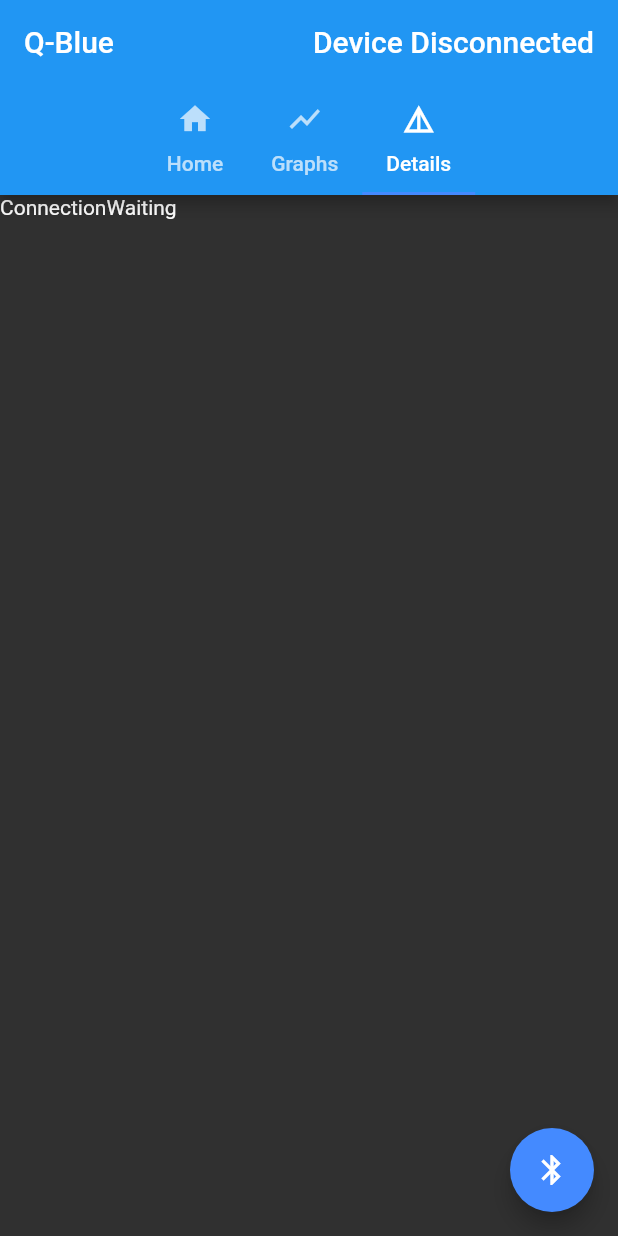
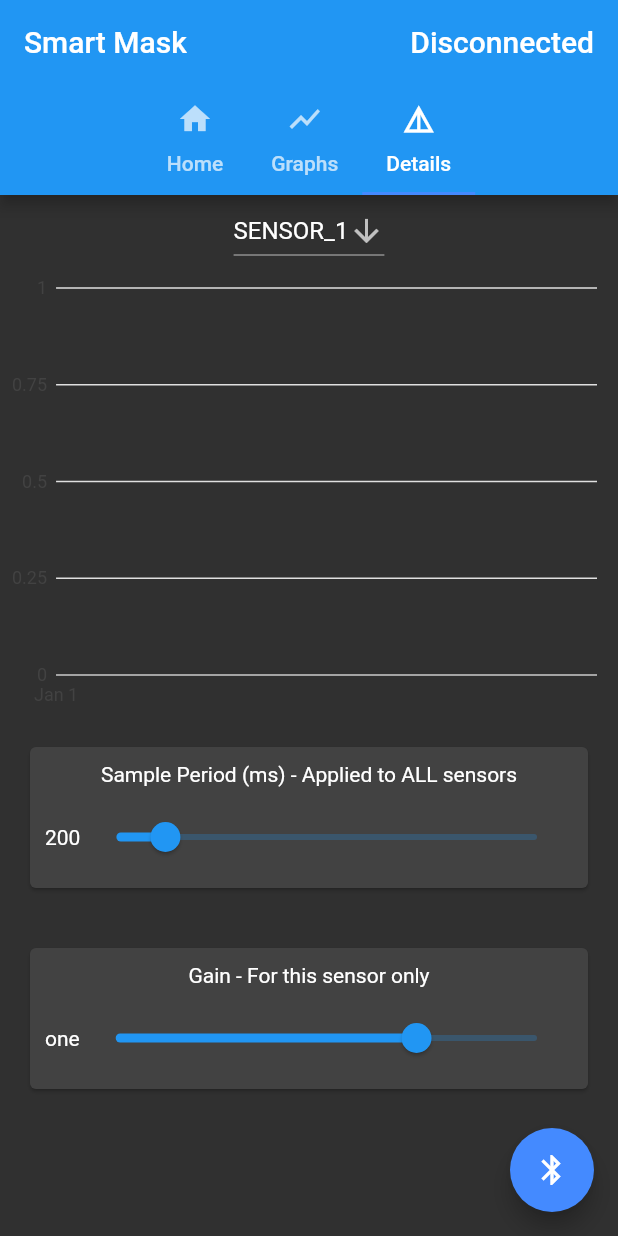
Before and after one commit to pseudoincorrect/Smart_mask, a Flutter app: the screen it shows after launch, tab 3 chosen, on a phone screen of 412 x 824 dp. Run offline on Flutter 3.47's test engine with Material 2 defaults, Android fonts, the phone set to English and light mode, and no system bars; our stand-ins replace charts_flutter, flutter_blue, rxdart, sqflite; accounts and stored records are empty.

Commit message:
added control Widgets

```diff
--- a/Mobile_app/smart_mask/lib/src/app.dart
+++ b/Mobile_app/smart_mask/lib/src/app.dart
@@ -69,16 +69,16 @@ class _TabControlState extends State<TabControl> {
         appBar: AppBar(
           title: Row(
             children: <Widget>[
-              const Text('Q-Blue'),
+              const Text('Smart Mask'),
               Expanded(child: Container()),
               StreamBuilder<bool>(
                 stream: bluetoothBloc.isConnected,
                 initialData: false,
                 builder: (BuildContext context, AsyncSnapshot snapshot) {
                   if (snapshot.data == true) {
-                    return Text("Device Connected");
+                    return Text("Connected");
                   }
-                  return Text("Device Disconnected");
+                  return Text("Disconnected");
                 },
               ),
             ],
--- a/Mobile_app/smart_mask/lib/src/logic/blocs/bluetooth/bluetooth_bloc.dart
+++ b/Mobile_app/smart_mask/lib/src/logic/blocs/bluetooth/bluetooth_bloc.dart
@@ -4,16 +4,29 @@
 //      contain the bluetooth state management for the app
 //      manage data stream (sensors, and notification)
 
+import 'dart:math';
+import 'dart:typed_data';
+
 import 'package:flutter_blue/flutter_blue.dart';
 import 'package:smart_mask/src/logic/database/models/sensor_model.dart';
+import 'package:smart_mask/src/logic/database/models/sensor_control_model.dart';
 import 'package:smart_mask/src/logic/repositories/sensor_data_repo.dart';
-import './smart_mask_services_const.dart' as servicesConst;
+import 'package:smart_mask/src/logic/blocs/bluetooth/smart_mask_services_const.dart'
+    as smsConst;
 
-final String sensorService = servicesConst.s["smartMaskService"]["UUID"];
-final String sensorCharactUUID =
-    servicesConst.s["smartMaskService"]["characteristics"]["sensors"]["UUID"];
+final String sensorService = smsConst.S["sensorMeasurementService"]["UUID"];
+
+final Map<String, Map<String, String>> valuesChars =
+    smsConst.S["sensorMeasurementService"]["characteristics"]["values"];
+
+final Map<String, Map<String, String>> controlChars =
+    smsConst.S["sensorMeasurementService"]["characteristics"]["control"];
 
 class BluetoothBloc {
+  int _sampleRateValue;
+  SensorGain _gainValue;
+
+  // Map<Sensor, SensorControl> _sensorControls;
   Stream<BluetoothState> _bluetoothState;
   SensorDataRepository _sensorDataRepository;
   Stream<bool> _isConnected;
@@ -23,6 +36,8 @@ class BluetoothBloc {
     _bluetoothState = FlutterBlue.instance.state;
     _isConnected =
         Stream.periodic(Duration(seconds: 2)).asyncMap((_) => checkConnected());
+    _sampleRateValue = 200;
+    _gainValue = SensorGain.one;
   }
 
   Future<bool> checkConnected() async {
@@ -47,45 +62,76 @@ class BluetoothBloc {
     return _isConnected;
   }
 
-  onUpdateServices(List<BluetoothService> services) {
+  onUpdateServices(List<BluetoothService> services) async {
     for (var service in services) {
-      // print("service: ${service.uuid.toString()}");
       updateCharacteristics(service.characteristics);
     }
   }
 
-  updateCharacteristics(List<BluetoothCharacteristic> characteristics) {
+  updateCharacteristics(List<BluetoothCharacteristic> characteristics) async {
     for (var characteristic in characteristics) {
-      // print("characteristic: ${characteristic.uuid.toString()}");
-      if (characteristic.uuid.toString() == sensorCharactUUID) {
-        setSensorReceive(characteristic);
+      var uuid = characteristic.uuid.toString();
+
+      dynamic uuids = [];
+      valuesChars.forEach((key, value) {
+        uuids.add(value["UUID"]);
+      });
+
+      if (uuids.contains(uuid)) {
+        await setSensorReceive(characteristic);
       }
     }
   }
 
-  setSensorReceive(BluetoothCharacteristic characteristic) {
-    // print("sensor chararcteristic ${characteristic.uuid.toString()}");
-    characteristic.value.listen(onReceiveValue);
-    if (!characteristic.isNotifying) characteristic.setNotifyValue(true);
+  setSensorReceive(BluetoothCharacteristic characteristic) async {
+    characteristic.value.listen((x) => onReceiveValue(x, characteristic));
+    if (!characteristic.isNotifying) {
+      await characteristic.setNotifyValue(true);
+      print(characteristic.isNotifying);
+    }
   }
 
-  onReceiveValue(List<int> values) async {
-    var sensorDatas = List<SensorData>();
-    parseSensorValues(values, sensorDatas);
+  onReceiveValue(List<int> values, BluetoothCharacteristic char) async {
+    List<SensorData> sensorDatas;
+    final String uuid = char.uuid.toString();
+    final sensor = sensorFromBLEchararcteristicUUID(uuid);
+    sensorDatas = await parseSensorValues(values, sensor);
     for (var sensorData in sensorDatas) {
       await _sensorDataRepository.insertSensorData(sensorData);
     }
   }
 
-  List<SensorData> parseSensorValues(
-      List<int> values, List<SensorData> sensorDatas) {
-    for (var i = 0, j = 0; i < values.length; i += 2, j++) {
-      int value = values[i] + (values[i + 1] << 8);
-      sensorDatas.add(SensorData.fromSensorAndValue(Sensor.values[j], value));
+  Future<List<SensorData>> parseSensorValues(
+      List<int> values, Sensor sensor) async {
+    List<SensorData> sensorDatas = [];
+    int timeNow = DateTime.now().millisecondsSinceEpoch;
+
+    for (var i = 0, j = smsConst.SENSOR_VALS_PER_PACKET;
+        i < values.length;
+        i += 2, j--) {
+      var buffer = new Uint8List(2).buffer;
+      var bdata = new ByteData.view(buffer);
+      bdata.setUint8(1, values[i]);
+      bdata.setUint8(0, values[i + 1]);
+      int value = bdata.getInt16(0);
+      // Since we receive a list of value from one sensor, we need to assign
+      // a different time stamp for each value
+      int calcTime = timeNow - j * smsConst.SAMPLE_PERIOD_MS;
+      sensorDatas.add(SensorData.fromSensorAndValue(sensor, value, calcTime));
     }
-    // print("sensor data added");
     return sensorDatas;
   }
 
+  setSampleRateValue(int newValue) {
+    if (!validateSensorSampleRate(newValue)) return null;
+    _sampleRateValue = newValue.round();
+  }
+
+  int getSampleRateValue() => _sampleRateValue;
+
+  setgainValue(SensorGain newValue) => _gainValue = newValue;
+
+  SensorGain getgainValue() => _gainValue;
+
   dispose() {}
 }
--- a/Mobile_app/smart_mask/lib/src/logic/blocs/bluetooth/smart_mask_services_const.dart
+++ b/Mobile_app/smart_mask/lib/src/logic/blocs/bluetooth/smart_mask_services_const.dart
@@ -5,7 +5,11 @@
 //      services: sms (sensor management service)
 //      data is stored in a hierarchical way
 
-const dynamic s = {
+const SENSOR_VALS_PER_PACKET = 10;
+
+const SAMPLE_PERIOD_MS = 250;
+
+const dynamic S = {
   "genericAccessService": {
     "UUID": "00001800-0000-1000-8000-00805f9b34fb",
     "characteristics": {
@@ -16,7 +20,7 @@ const dynamic s = {
       },
     },
   },
-  "genericAttributService": {
+  "genericAttributeService": {
     "UUID": "00001801-0000-1000-8000-00805f9b34fb",
     "characteristics": {
       "serviceChanged": {"UUID": "00002aa6-0000-1000-8000-00805f9b34fb"},
@@ -25,14 +29,18 @@ const dynamic s = {
   "sensorMeasurementService": {
     "UUID": "00001600-1212-efde-1523-785feabcd124",
     "characteristics": {
-      "sensors_1_vals": {"UUID": "00001601-1212-efde-1523-785feabcd124"},
-      "sensors_1_ctrl": {"UUID": "00001602-1212-efde-1523-785feabcd124"},
-      "sensors_2_vals": {"UUID": "00001603-1212-efde-1523-785feabcd124"},
-      "sensors_2_ctrl": {"UUID": "00001604-1212-efde-1523-785feabcd124"},
-      "sensors_3_vals": {"UUID": "00001605-1212-efde-1523-785feabcd124"},
-      "sensors_3_ctrl": {"UUID": "00001606-1212-efde-1523-785feabcd124"},
-      "sensors_4_vals": {"UUID": "00001607-1212-efde-1523-785feabcd124"},
-      "sensors_4_ctrl": {"UUID": "00001608-1212-efde-1523-785feabcd124"},
+      "values": {
+        "sensors_1": {"UUID": "00000001-1212-efde-1523-785feabcd124"},
+        "sensors_2": {"UUID": "00000003-1212-efde-1523-785feabcd124"},
+        "sensors_3": {"UUID": "00000005-1212-efde-1523-785feabcd124"},
+        "sensors_4": {"UUID": "00000007-1212-efde-1523-785feabcd124"},
+      },
+      "control": {
+        "sensors_1": {"UUID": "00000002-1212-efde-1523-785feabcd124"},
+        "sensors_2": {"UUID": "00000004-1212-efde-1523-785feabcd124"},
+        "sensors_3": {"UUID": "00000006-1212-efde-1523-785feabcd124"},
+        "sensors_4": {"UUID": "00000008-1212-efde-1523-785feabcd124"},
+      }
     },
   },
 };
--- a/Mobile_app/smart_mask/lib/src/logic/blocs/sensor_data/sensor_data_bloc.dart
+++ b/Mobile_app/smart_mask/lib/src/logic/blocs/sensor_data/sensor_data_bloc.dart
@@ -13,8 +13,8 @@ import 'package:smart_mask/src/logic/repositories/sensor_data_repo.dart';
 
 class SensorDataBloc {
   final _sensorDataRepo = SensorDataRepository();
-  Sensor _selectedSensor = Sensor.temperature;
-  Duration windowInterval = Duration(seconds: 10);
+  Sensor _selectedSensor = Sensor.sensor_1;
+  Duration windowInterval = Duration(seconds: 30);
   Duration refreshInterval = Duration(seconds: 1);
 
   BehaviorSubject<Sensor> _selectedSensorSubject;
@@ -31,6 +31,7 @@ class SensorDataBloc {
     }
 
     _selectedSensorSubject = BehaviorSubject<Sensor>();
+    setSelectedSensor(_selectedSensor);
 
     setupTimers(refreshInterval);
   }
--- /dev/null
+++ b/Mobile_app/smart_mask/lib/src/logic/database/models/sensor_control_model.dart
@@ -0,0 +1,25 @@
+enum SensorGain { sixth, fifth, fourth, third, half, one, two, four }
+
+SensorGain sensorGainStringToEnum(String sensorGain) {
+  for (var i in SensorGain.values) {
+    if (sensorGain == sensorGainEnumToString(i)) return i;
+  }
+  return null;
+}
+
+String sensorGainEnumToString(SensorGain sensorGain) {
+  return sensorGain.toString().replaceFirst("SensorGain.", "");
+}
+
+bool validateSensorSampleRate(int value) {
+  if (value < 100) return false;
+  if (value > 1000) return false;
+  return true;
+}
+
+class SensorControl {
+  SensorGain gain;
+  int samplePeriod;
+
+  SensorControl({this.gain, this.samplePeriod});
+}
--- a/Mobile_app/smart_mask/lib/src/logic/database/models/sensor_model.dart
+++ b/Mobile_app/smart_mask/lib/src/logic/database/models/sensor_model.dart
@@ -5,21 +5,24 @@
 //      Organised way. We will find function to deal with
 //      Sensor enum and SensorData class here
 
-enum Sensor { temperature, humidity, acetone, respiration }
+import 'package:smart_mask/src/logic/blocs/bluetooth/smart_mask_services_const.dart'
+    as smsConst;
+
+enum Sensor { sensor_1, sensor_2, sensor_3, sensor_4 }
 
 Sensor sensorStringToEnum(String sensor) {
   switch (sensor) {
-    case 'temperature':
-      return Sensor.temperature;
+    case 'sensor_1':
+      return Sensor.sensor_1;
       break;
-    case 'humidity':
-      return Sensor.humidity;
+    case 'sensor_2':
+      return Sensor.sensor_2;
       break;
-    case 'acetone':
-      return Sensor.acetone;
+    case 'sensor_3':
+      return Sensor.sensor_3;
       break;
-    case 'respiration':
-      return Sensor.respiration;
+    case 'sensor_4':
+      return Sensor.sensor_4;
       break;
     default:
       {
@@ -32,6 +35,26 @@ String sensorEnumToString(Sensor sensor) {
   return sensor.toString().replaceFirst("Sensor.", "");
 }
 
+Sensor sensorFromBLEchararcteristicUUID(String uuid) {
+  final Map<String, Map<String, String>> valuesChars =
+      smsConst.S["sensorMeasurementService"]["characteristics"]["values"];
+
+  final Map<String, Map<String, String>> controlChars =
+      smsConst.S["sensorMeasurementService"]["characteristics"]["control"];
+
+  if (uuid == valuesChars["sensors_1"]["UUID"]) return Sensor.sensor_1;
+  if (uuid == valuesChars["sensors_2"]["UUID"]) return Sensor.sensor_2;
+  if (uuid == valuesChars["sensors_3"]["UUID"]) return Sensor.sensor_3;
+  if (uuid == valuesChars["sensors_4"]["UUID"]) return Sensor.sensor_4;
+
+  if (uuid == controlChars["sensors_1"]["UUID"]) return Sensor.sensor_1;
+  if (uuid == controlChars["sensors_2"]["UUID"]) return Sensor.sensor_2;
+  if (uuid == controlChars["sensors_3"]["UUID"]) return Sensor.sensor_3;
+  if (uuid == controlChars["sensors_4"]["UUID"]) return Sensor.sensor_4;
+
+  return null;
+}
+
 class SensorData {
   int id;
   Sensor sensor;
@@ -40,8 +63,8 @@ class SensorData {
 
   SensorData({this.id, this.sensor, this.timeStamp, this.value});
 
-  factory SensorData.fromSensorAndValue(Sensor sensor, int value) {
-    int timeStamp = DateTime.now().millisecondsSinceEpoch;
+  factory SensorData.fromSensorAndValue(
+      Sensor sensor, int value, int timeStamp) {
     int id = 0;
     return SensorData(
       id: id,
--- a/Mobile_app/smart_mask/lib/src/logic/repositories/sensor_data_repo.dart
+++ b/Mobile_app/smart_mask/lib/src/logic/repositories/sensor_data_repo.dart
@@ -22,4 +22,7 @@ class SensorDataRepository {
         sensor,
         interval: interval,
       );
+
+  Future getLatestSensorData(Sensor sensor) =>
+      sensorDataAccess.getLatestSensorData(sensor);
 }
--- a/Mobile_app/smart_mask/lib/src/ui/screens/graphs.dart
+++ b/Mobile_app/smart_mask/lib/src/ui/screens/graphs.dart
@@ -13,7 +13,7 @@ import 'package:smart_mask/src/ui/screens/sensor_details.dart';
 import 'package:smart_mask/src/ui/widgets/graph/sensor_graph.dart';
 import 'package:smart_mask/src/logic/database/models/sensor_model.dart';
 
-const num graphsHeight = 600.0;
+const num graphsHeight = 650.0;
 
 class Graph extends StatelessWidget {
   @override
--- a/Mobile_app/smart_mask/lib/src/ui/screens/sensor_details.dart
+++ b/Mobile_app/smart_mask/lib/src/ui/screens/sensor_details.dart
@@ -5,11 +5,15 @@
 //      related to only one sensor (selectable)
 
 import 'package:flutter/material.dart';
+import 'package:smart_mask/src/logic/blocs/bluetooth/bluetooth_bloc.dart';
+import 'package:smart_mask/src/logic/blocs/bluetooth/bluetooth_provider.dart';
 import 'package:smart_mask/src/logic/blocs/sensor_data/sensor_data_bloc.dart';
 import 'package:smart_mask/src/logic/blocs/sensor_data/sensor_data_provider.dart';
 import 'package:smart_mask/src/ui/widgets/drop_button.dart';
 import 'package:smart_mask/src/ui/widgets/graph/sensor_graph.dart';
 import 'package:smart_mask/src/logic/database/models/sensor_model.dart';
+import 'package:smart_mask/src/logic/database/models/sensor_control_model.dart';
+import 'package:smart_mask/src/ui/widgets/sensor_control_widgets.dart';
 
 const num graphsHeight = 300.0;
 final List<String> sensors =
@@ -29,10 +33,12 @@ class RefreshingGraph extends StatefulWidget {
 
 class _RefreshingGraphState extends State<RefreshingGraph> {
   SensorDataBloc sensorDataBloc;
+  BluetoothBloc bluetoothBloc;
 
   @override
   Widget build(BuildContext context) {
     sensorDataBloc = SensorDataProvider.of(context);
+    bluetoothBloc = BluetoothProvider.of(context);
 
     return StreamBuilder(
         stream: sensorDataBloc.getSelectedSensorStream(),
@@ -54,13 +60,23 @@ class _RefreshingGraphState extends State<RefreshingGraph> {
                     items: sensors,
                   ),
                   SizedBox(
-                    height: graphsHeight,
-                    child: SensorGraph(
-                      sensorDataStream: sensorDataBloc.getStream(snapshot.data),
-                      sensor: snapshot.data,
-                      height: graphsHeight / (Sensor.values.length * 2),
-                    ),
+                      height: graphsHeight,
+                      child: SensorGraph(
+                        sensorDataStream:
+                            sensorDataBloc.getStream(snapshot.data),
+                        sensor: snapshot.data,
+                        height: graphsHeight / (Sensor.values.length * 2),
+                      )),
+                  // SampleRateSelector(),
+                  SampleRateSlider(
+                    initialValue: bluetoothBloc.getSampleRateValue().toDouble(),
+                    setValuefunction: bluetoothBloc.setSampleRateValue,
                   ),
+                  GainSlider(
+                    initialGain: bluetoothBloc.getgainValue(),
+                    setValuefunction: bluetoothBloc.setgainValue,
+                  )
+                  // dropButtonGain(gains[0]),
                 ],
               );
           }
@@ -68,9 +84,20 @@ class _RefreshingGraphState extends State<RefreshingGraph> {
         });
   }
 
+  // var gains = ["Gain 1", "Gain 2", "Gain 3"];
+  //
+  // Widget dropButtonGain(String newGain) {
+  //   return DropButton(
+  //     value: gains[0],
+  //     onChanged: dropButtonGainOnChanged,
+  //     items: gains,
+  //   );
+  // }
+  //
+  // dropButtonGainOnChanged(String newGain) {}
+
   dropButtonOnChanged(String newSensor) {
     Sensor sensor = sensorStringToEnum(newSensor);
     sensorDataBloc.setSelectedSensor(sensor);
-    print("newSensor = $newSensor");
   }
 }
--- a/Mobile_app/smart_mask/lib/src/ui/widgets/graph/sensor_graph.dart
+++ b/Mobile_app/smart_mask/lib/src/ui/widgets/graph/sensor_graph.dart
@@ -50,7 +50,7 @@ class _SensorGraphState extends State<SensorGraph> {
 
   List<TimeSeriesSensor> _parseSensorData(
       List<SensorData> sensorData, Sensor sensor) {
-    var timeSeries = List<TimeSeriesSensor>();
+    List<TimeSeriesSensor> timeSeries = [];
 
     List<SensorData> namedSensorData =
         sensorData.where((element) => element.sensor == sensor).toList();
--- /dev/null
+++ b/Mobile_app/smart_mask/lib/src/ui/widgets/sensor_control_widgets.dart
@@ -0,0 +1,109 @@
+import 'package:flutter/material.dart';
+import 'package:smart_mask/src/logic/database/models/sensor_model.dart';
+import 'package:smart_mask/src/logic/database/models/sensor_control_model.dart';
+
+class SampleRateSlider extends StatefulWidget {
+  final double initialValue;
+  final void Function(int) setValuefunction;
+
+  const SampleRateSlider({Key key, this.initialValue, this.setValuefunction})
+      : super(key: key);
+
+  @override
+  _SampleRateSliderState createState() => _SampleRateSliderState();
+}
+
+class _SampleRateSliderState extends State<SampleRateSlider> {
+  double _currentSliderValue;
+
+  @override
+  void initState() {
+    super.initState();
+    _currentSliderValue = widget.initialValue;
+  }
+
+  @override
+  Widget build(BuildContext context) {
+    return Card(
+        margin: EdgeInsets.all(20),
+        child: Container(
+            padding: EdgeInsets.all(10),
+            child: Column(children: [
+              Container(
+                  margin: EdgeInsets.only(bottom: 10),
+                  child: Text("Sample Period (ms) - Applied to ALL sensors")),
+              Row(mainAxisSize: MainAxisSize.max, children: [
+                Text("${_currentSliderValue.toInt()}"),
+                Expanded(child: sampleRateSlider())
+              ]),
+            ])));
+  }
+
+  Widget sampleRateSlider() {
+    return Slider(
+      value: _currentSliderValue,
+      min: 100,
+      max: 1000,
+      divisions: 99,
+      onChangeEnd: (double value) => widget.setValuefunction(value.toInt()),
+      onChanged: (double x) {
+        setState(() => _currentSliderValue = x);
+      },
+    );
+  }
+}
+
+///////////////////////////////////////////////////////////////////////////////
+
+class GainSlider extends StatefulWidget {
+  final SensorGain initialGain;
+  final void Function(SensorGain) setValuefunction;
+
+  const GainSlider({Key key, this.initialGain, this.setValuefunction})
+      : super(key: key);
+
+  @override
+  _GainSliderState createState() => _GainSliderState();
+}
+
+class _GainSliderState extends State<GainSlider> {
+  SensorGain _sensorGain;
+
+  @override
+  void initState() {
+    super.initState();
+    _sensorGain = widget.initialGain;
+  }
+
+  @override
+  Widget build(BuildContext context) {
+    return Card(
+        margin: EdgeInsets.all(20),
+        child: Container(
+            padding: EdgeInsets.all(10),
+            child: Column(children: [
+              Container(
+                  margin: EdgeInsets.only(bottom: 10),
+                  child: Text("Gain - For this sensor only")),
+              Row(mainAxisSize: MainAxisSize.max, children: [
+                Text("${sensorGainEnumToString(_sensorGain)}"),
+                Expanded(child: gainSlider())
+              ]),
+            ])));
+  }
+
+  Widget gainSlider() {
+    return Slider(
+      value: _sensorGain.index.toDouble(),
+      min: 0,
+      max: SensorGain.values.length.toDouble() - 1,
+      divisions: 99,
+      onChangeEnd: (double value) {
+        print("value ${value.round().toString()}");
+      },
+      onChanged: (double x) {
+        setState(() => _sensorGain = SensorGain.values[x.toInt()]);
+      },
+    );
+  }
+}
--- a/Mobile_app/smart_mask/pubspec.yaml
+++ b/Mobile_app/smart_mask/pubspec.yaml
@@ -10,9 +10,9 @@ dependencies:
     sdk: flutter
   flutter_blue: 0.7.2
   rxdart: ^0.24.0
-  charts_flutter: ^0.8.1
-  sqflite: ^1.3.0+1
-  path_provider: ^1.6.8
+  charts_flutter: ^0.10.0
+  sqflite: ^2.0.0+3
+  path_provider: ^2.0.1
   cupertino_icons: ^1.0.0
 
 dev_dependencies:
```
Also changed, not shown: Mobile_app/smart_mask/lib/src/logic/blocs/bluetooth/bluetooth_sms.dart (+54 -54 lines), Mobile_app/smart_mask/lib/src/logic/database/access_operations/sensor_data_access.dart (+13 -0 lines), Mobile_app/smart_mask/pubspec.lock, 5 other files.
